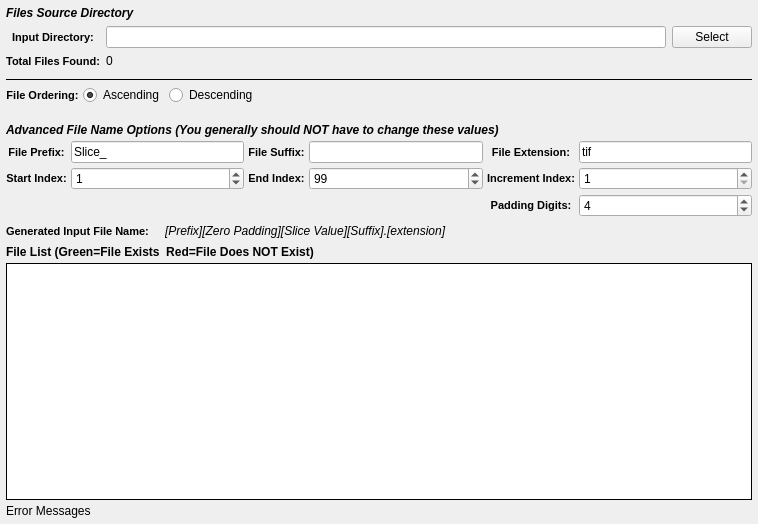
First picture: the form in Source/SVWidgetsLib/FilterParameterWidgets/UI_Files/FileListInfoWidget.ui, repository BlueQuartzSoftware/SIMPL, before the edit.
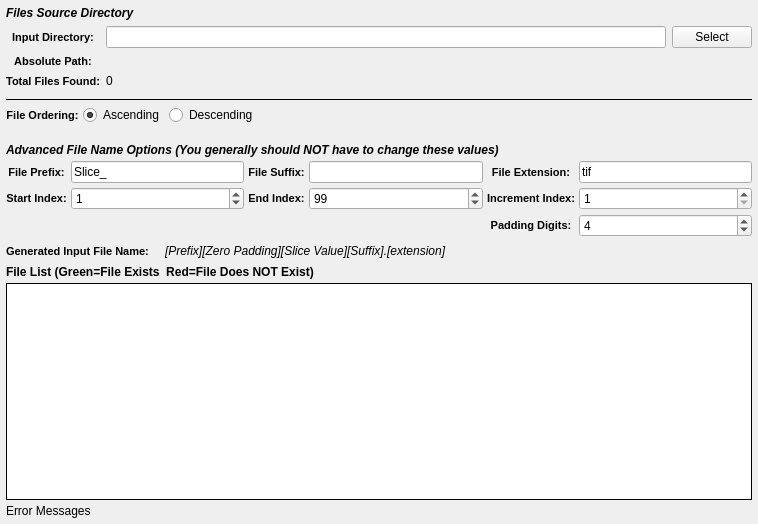
Second picture: the form after the edit. Custom widgets are drawn as their Qt base class.

Commit message: Changing name of SIMPL_CHOOSEABLE_DATA_DIRECTORY CMake variable to SIMPL_RELATIVE_PATH_CHECK.  Adding absolute path label instead of using a tooltip.  Slightly changing the API in SIMPLDataPathValidator.

The edit to the form file:
```diff
--- a/Source/SVWidgetsLib/FilterParameterWidgets/UI_Files/FileListInfoWidget.ui
+++ b/Source/SVWidgetsLib/FilterParameterWidgets/UI_Files/FileListInfoWidget.ui
@@ -291,6 +291,13 @@
        </property>
       </widget>
      </item>
+     <item row="3" column="1">
+      <widget class="QLabel" name="totalSlices">
+       <property name="text">
+        <string>0</string>
+       </property>
+      </widget>
+     </item>
      <item row="1" column="0">
       <widget class="QLabel" name="label_29">
        <property name="toolTip">
@@ -320,7 +327,7 @@
        </property>
       </widget>
      </item>
-     <item row="2" column="0">
+     <item row="3" column="0">
       <widget class="QLabel" name="label_47">
        <property name="styleSheet">
         <string notr="true">QLabel {
@@ -336,10 +343,43 @@
        </property>
       </widget>
      </item>
+     <item row="2" column="0">
+      <widget class="QLabel" name="absPathNameLabel">
+       <property name="font">
+        <font>
+         <pointsize>-1</pointsize>
+         <weight>75</weight>
+         <bold>true</bold>
+        </font>
+       </property>
+       <property name="toolTip">
+        <string>The directory that contains the .ang or .ctf files</string>
+       </property>
+       <property name="styleSheet">
+        <string notr="true">QLabel {
+font-weight: bold;
+font-size: 11px;
+}</string>
+       </property>
+       <property name="text">
+        <string>Absolute Path:</string>
+       </property>
+       <property name="alignment">
+        <set>Qt::AlignCenter</set>
+       </property>
+      </widget>
+     </item>
      <item row="2" column="1">
-      <widget class="QLabel" name="totalSlices">
+      <widget class="QLabel" name="absPathLabel">
+       <property name="font">
+        <font>
+         <weight>50</weight>
+         <italic>true</italic>
+         <bold>false</bold>
+        </font>
+       </property>
        <property name="text">
-        <string>0</string>
+        <string/>
        </property>
       </widget>
      </item>
```
The commit also changes 14 other files.
